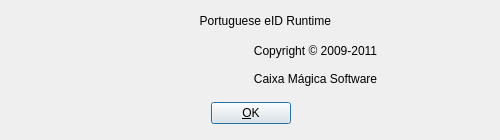
Before: the Qt Designer form _src/eidmw/eidgui/dlgAbout.ui in 12019/svn.gov.pt, drawn with Qt 5.
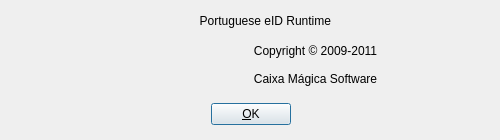
After: the same form once the commit is applied. Icons and pictures are not drawn.

```diff
--- a/_src/eidmw/eidgui/dlgAbout.ui
+++ b/_src/eidmw/eidgui/dlgAbout.ui
@@ -50,7 +50,7 @@
      <x>0</x>
      <y>100</y>
      <width>483</width>
-     <height>27</height>
+     <height>29</height>
     </rect>
    </property>
    <layout class="QHBoxLayout">
```
